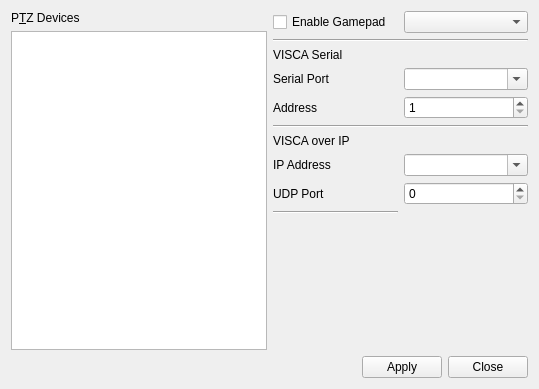
Above: settings.ui from Mazecreator/obs-ptz before the change. Below: the same form after it.
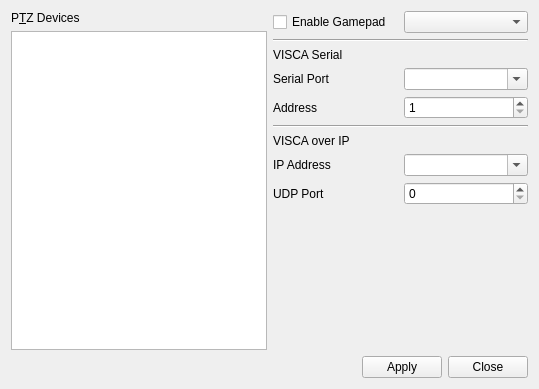
That is the form after the change.

Commit message: fixup: remove extra horizontal line

Patch:
```diff
--- a/settings.ui
+++ b/settings.ui
@@ -208,13 +208,6 @@
            </property>
           </widget>
          </item>
-         <item row="10" column="0">
-          <widget class="Line" name="line_3">
-           <property name="orientation">
-            <enum>Qt::Horizontal</enum>
-           </property>
-          </widget>
-         </item>
         </layout>
        </item>
        <item>
```
